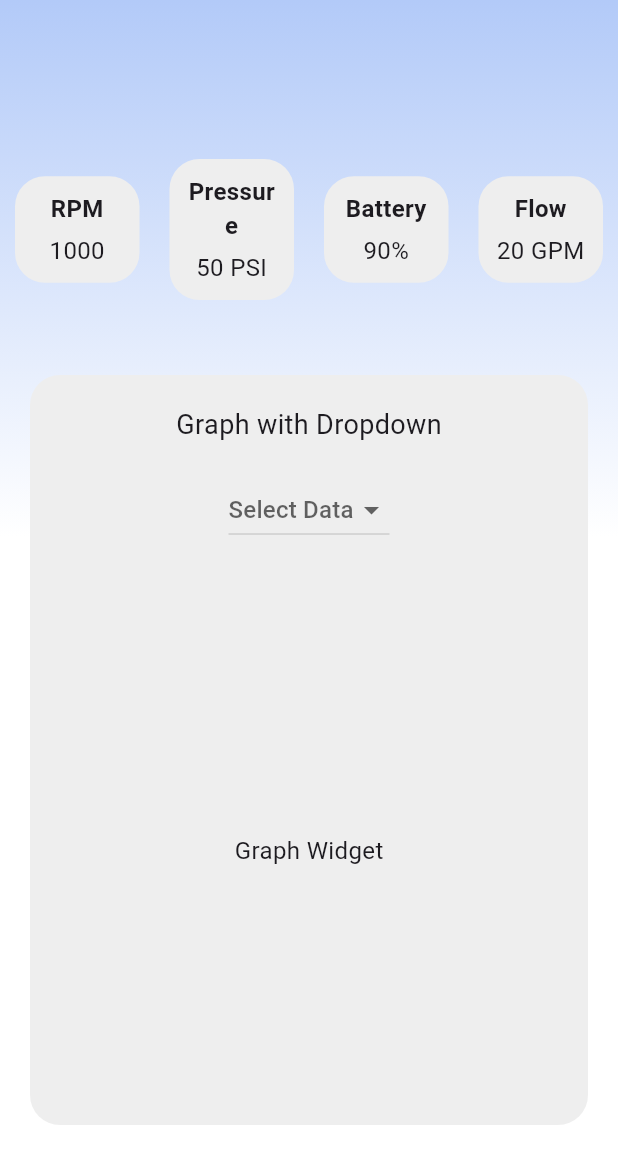
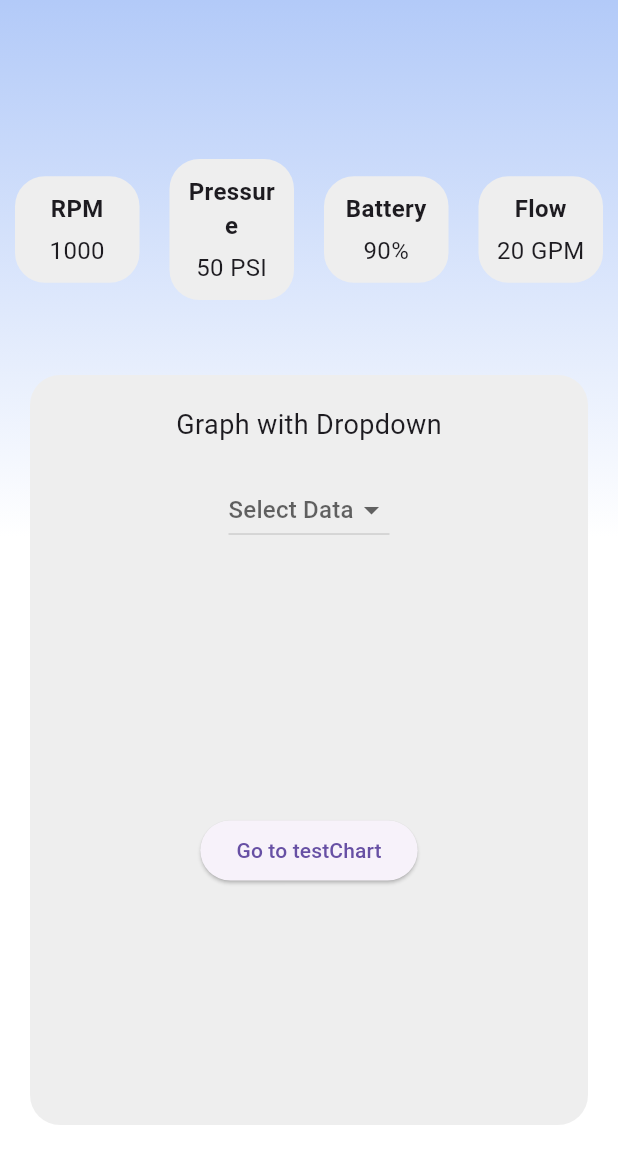
Before and after one commit to Affinity-App/Affinity-App, a Flutter app: the HomePage screen opened directly, on a phone screen of 412 x 824 dp, the part 81-1236 px from its top. Run offline on Flutter 3.47's test engine with Material 3 defaults, Android fonts, the phone set to English and light mode, and no system bars.

Commit message:
Created testChart page with button linked on homepage temporarily
plan on linking as widget after creation

```diff
--- a/CardiacEngineering-App/lib/pages/homePage.dart
+++ b/CardiacEngineering-App/lib/pages/homePage.dart
@@ -1,5 +1,7 @@
 import 'package:flutter/material.dart';
+import 'package:jr_design_app/pages/testChart.dart';
 import 'settingsPage.dart'; // Import the settingsPage.dart
+import 'testChart.dart';
 
 class HomePage extends StatelessWidget {
   @override
@@ -101,9 +103,16 @@ class HomePage extends StatelessWidget {
                     // Graph placeholder
                     Expanded(
                       child: Center(
-                        child: Text(
-                          'Graph Widget',
-                          style: TextStyle(fontSize: 16.0),
+                        child: ElevatedButton(
+                          onPressed: () {
+                            Navigator.push(
+                              context,
+                              MaterialPageRoute(
+                                builder: (context) => testChart()
+                                ),
+                            );
+                          },
+                          child: Text('Go to testChart'),
                         ),
                       ),
                     ),
--- a/CardiacEngineering-App/lib/pages/loginPage.dart
+++ b/CardiacEngineering-App/lib/pages/loginPage.dart
@@ -95,7 +95,8 @@ class _loginPageState extends State<loginPage> {
                   Navigator.push(
                     context,
                     MaterialPageRoute(
-                        builder: (context) => CreateAccountPage()),
+                        builder: (context) => CreateAccountPage()
+                        ),
                   );
                 },
                 child: Text('Create Account'),
```
Also changed, not shown: CardiacEngineering-App/lib/pages/testChart.dart (added, +21 -0 lines), 3 other files.
